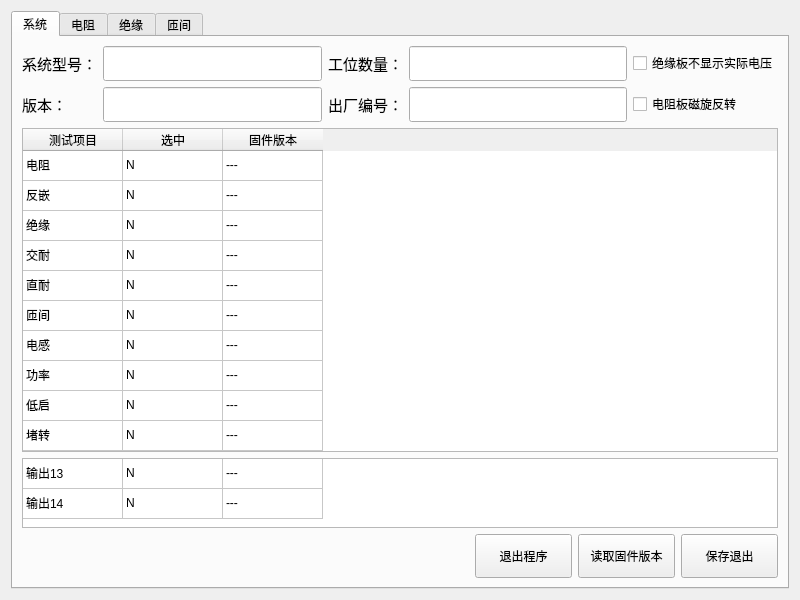
Qt form WinBack.ui (bloglink/aip-tester) before a commit.
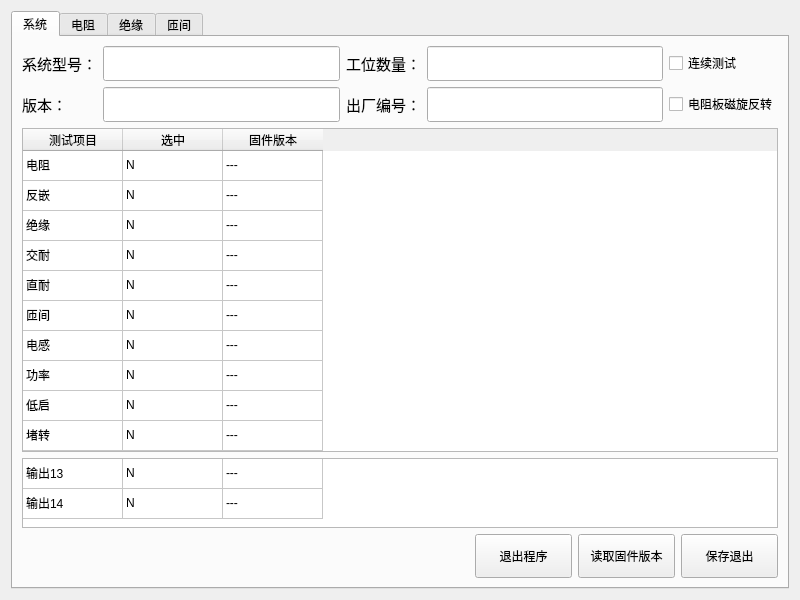
The same form after that commit.

Commit message: 新增:(2.1.0.170417)后台添加连续测试

What changed in the file:
```diff
--- a/WinBack.ui
+++ b/WinBack.ui
@@ -163,7 +163,7 @@
           <item row="0" column="4">
            <widget class="QCheckBox" name="HideVoltage">
             <property name="text">
-             <string>绝缘板不显示实际电压</string>
+             <string>连续测试</string>
             </property>
            </widget>
           </item>
```
Left out of the diff: 2 changed lines with no effect on the pictures. The commit also changes 6 other files.
